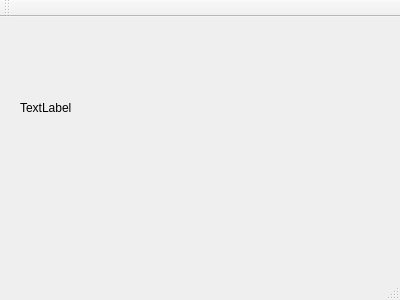
First picture: the form in mainwindow.ui, repository MuratTunc/Serial_Communication_QT, before the edit.
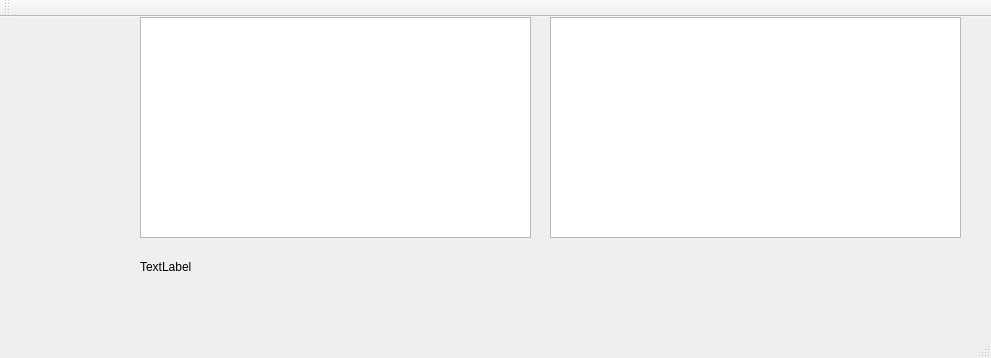
Second picture: the form after the edit.

Commit message: Serial_COMMUNICATION.pro,mainwindow.cpp,mainwindow.h,mainwindow.ui

Patch:
```diff
--- a/mainwindow.ui
+++ b/mainwindow.ui
@@ -6,8 +6,8 @@
    <rect>
     <x>0</x>
     <y>0</y>
-    <width>400</width>
-    <height>300</height>
+    <width>991</width>
+    <height>358</height>
    </rect>
   </property>
   <property name="windowTitle">
@@ -17,16 +17,36 @@
    <widget class="QLabel" name="label">
     <property name="geometry">
      <rect>
-      <x>20</x>
-      <y>80</y>
-      <width>301</width>
-      <height>21</height>
+      <x>140</x>
+      <y>240</y>
+      <width>201</width>
+      <height>20</height>
      </rect>
     </property>
     <property name="text">
      <string>TextLabel</string>
     </property>
    </widget>
+   <widget class="QPlainTextEdit" name="plainTextEdit_STRING_FORMAT">
+    <property name="geometry">
+     <rect>
+      <x>550</x>
+      <y>0</y>
+      <width>411</width>
+      <height>221</height>
+     </rect>
+    </property>
+   </widget>
+   <widget class="QPlainTextEdit" name="plainTextEdit_HEX_FORMAT">
+    <property name="geometry">
+     <rect>
+      <x>140</x>
+      <y>0</y>
+      <width>391</width>
+      <height>221</height>
+     </rect>
+    </property>
+   </widget>
   </widget>
   <widget class="QMenuBar" name="menuBar">
    <property name="geometry">
```
Left out of the diff: 2 changed lines with no effect on the pictures. The commit also changes 3 other files.
